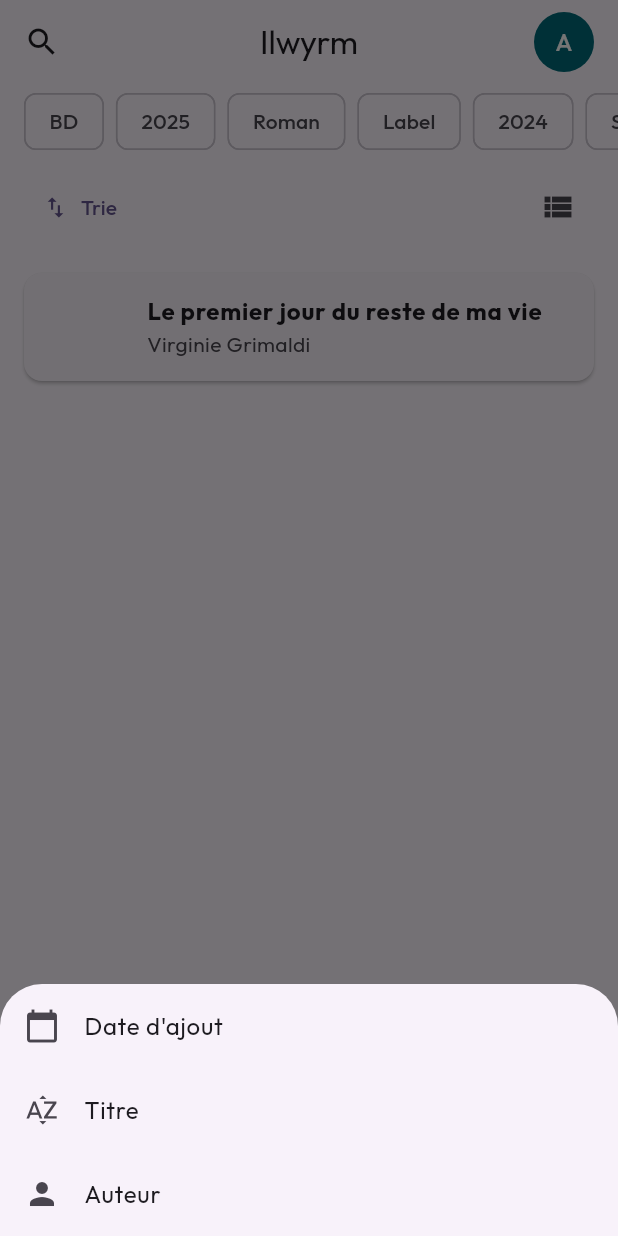
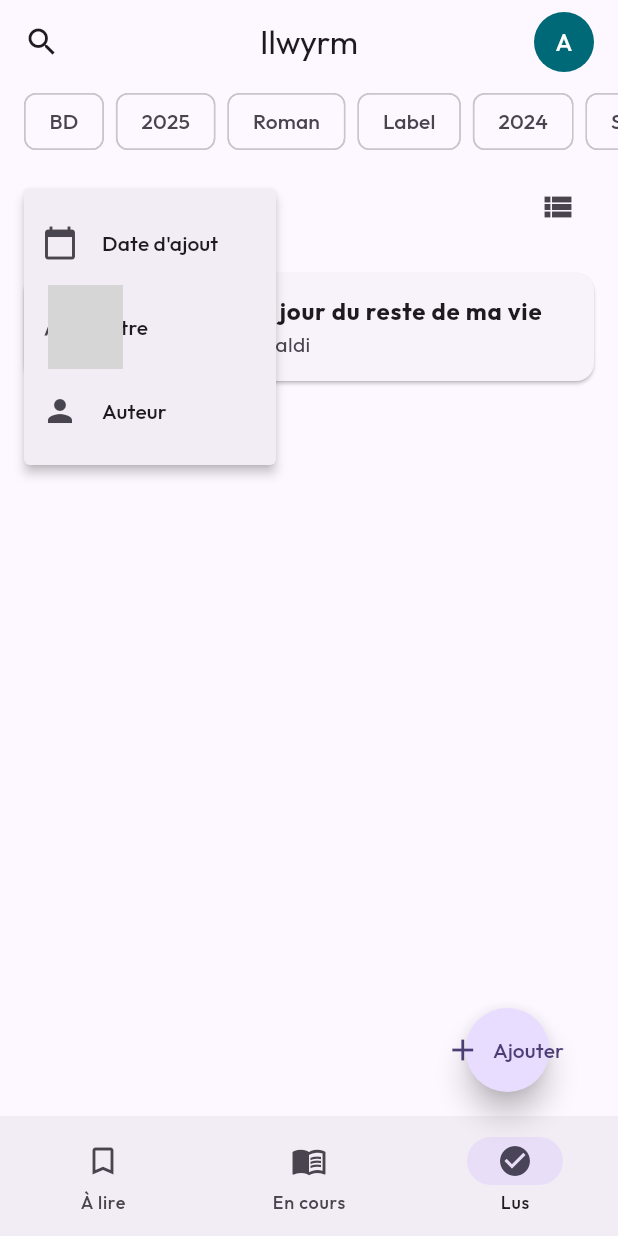
Before and after one commit to Attadeurtia/ilwyrm, a Flutter app: the screen it shows after launch, item 3 of the bottom bar chosen, after a tap on "Trie", on a phone screen of 412 x 824 dp. Run offline on Flutter 3.47's test engine with Material 3 defaults, Android fonts, the phone set to English and light mode, and no system bars; drawn by our look-alikes of flutter_speed_dial; our stand-ins replace cached_network_image, drift, flutter_riverpod, google_fonts; missing offline and left inert: mobile_scanner; accounts and stored records are empty; generated files the repository leaves out were written again; network calls fail; grey boxes are pictures that could not be loaded.

Commit message:
feat: Implement sorting with `PopupMenuButton` and add a label to the `SpeedDial` button.

```diff
--- a/lib/ui/home/home_page.dart
+++ b/lib/ui/home/home_page.dart
@@ -65,13 +65,41 @@ class _HomePageState extends ConsumerState<HomePage> {
             child: Row(
               mainAxisAlignment: MainAxisAlignment.spaceBetween,
               children: [
-                TextButton.icon(
-                  onPressed: () {
-                    // Show sort menu
-                    _showSortMenu(context);
+                PopupMenuButton<SortOption>(
+                  child: const Row(
+                    children: [
+                      Icon(Icons.swap_vert),
+                      SizedBox(width: 8),
+                      Text('Trie'),
+                    ],
+                  ),
+                  onSelected: (SortOption result) {
+                    ref.read(sortProvider.notifier).setSort(result);
                   },
-                  icon: const Icon(Icons.swap_vert),
-                  label: const Text('Trie'),
+                  itemBuilder: (BuildContext context) =>
+                      <PopupMenuEntry<SortOption>>[
+                        const PopupMenuItem<SortOption>(
+                          value: SortOption.dateAdded,
+                          child: ListTile(
+                            leading: Icon(Icons.calendar_today),
+                            title: Text('Date d\'ajout'),
+                          ),
+                        ),
+                        const PopupMenuItem<SortOption>(
+                          value: SortOption.title,
+                          child: ListTile(
+                            leading: Icon(Icons.sort_by_alpha),
+                            title: Text('Titre'),
+                          ),
+                        ),
+                        const PopupMenuItem<SortOption>(
+                          value: SortOption.author,
+                          child: ListTile(
+                            leading: Icon(Icons.person),
+                            title: Text('Auteur'),
+                          ),
+                        ),
+                      ],
                 ),
                 IconButton(
                   icon: Consumer(
@@ -124,6 +152,7 @@ class _HomePageState extends ConsumerState<HomePage> {
       ),
       floatingActionButton: SpeedDial(
         icon: Icons.add,
+        label: const Text('Ajouter'),
         activeIcon: Icons.close,
         spacing: 3,
         childPadding: const EdgeInsets.all(5),
@@ -172,41 +201,4 @@ class _HomePageState extends ConsumerState<HomePage> {
         return const SizedBox();
     }
   }
-
-  void _showSortMenu(BuildContext context) {
-    showModalBottomSheet(
-      context: context,
-      builder: (context) {
-        return Column(
-          mainAxisSize: MainAxisSize.min,
-          children: [
-            ListTile(
-              leading: const Icon(Icons.calendar_today),
-              title: const Text('Date d\'ajout'),
-              onTap: () {
-                ref.read(sortProvider.notifier).setSort(SortOption.dateAdded);
-                Navigator.pop(context);
-              },
-            ),
-            ListTile(
-              leading: const Icon(Icons.sort_by_alpha),
-              title: const Text('Titre'),
-              onTap: () {
-                ref.read(sortProvider.notifier).setSort(SortOption.title);
-                Navigator.pop(context);
-              },
-            ),
-            ListTile(
-              leading: const Icon(Icons.person),
-              title: const Text('Auteur'),
-              onTap: () {
-                ref.read(sortProvider.notifier).setSort(SortOption.author);
-                Navigator.pop(context);
-              },
-            ),
-          ],
-        );
-      },
-    );
-  }
 }
```
